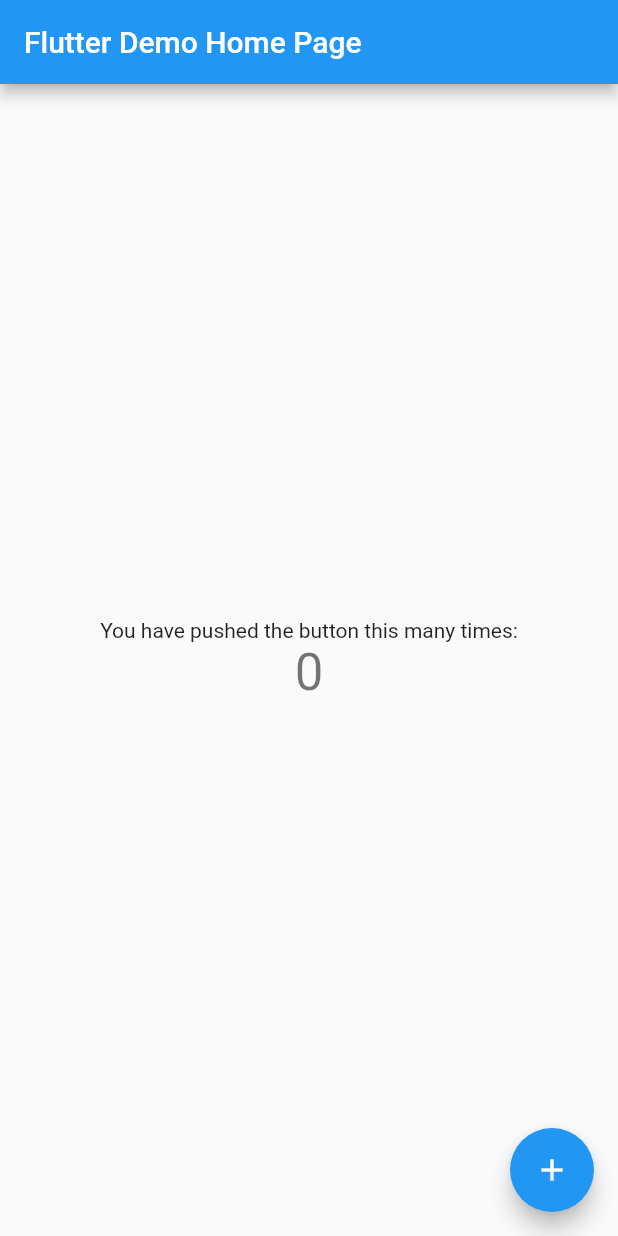
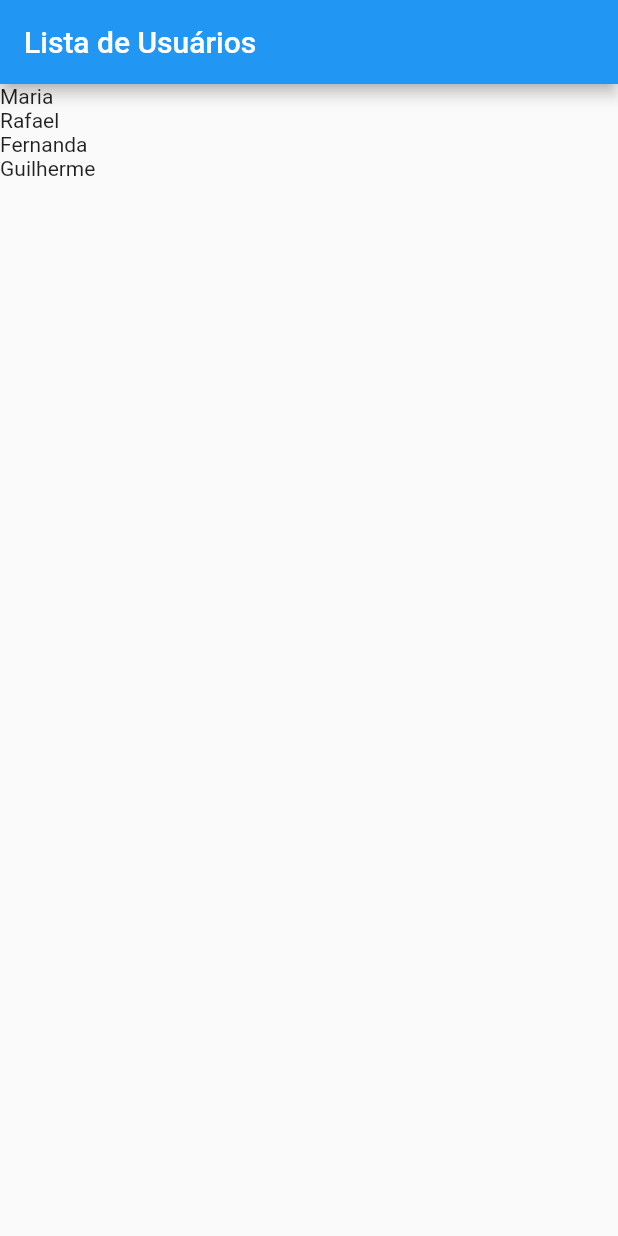
Before and after one commit to carlosviniamar/Aplicacao_Cadastro, a Flutter app: the screen it shows after launch, on a phone screen of 412 x 824 dp. Run offline on Flutter 3.47's test engine with Material 2 defaults, Android fonts, the phone set to English and light mode, and no system bars.

Commit message:
Versão 0.2
Lista de Users

```diff
--- /dev/null
+++ b/aplicacao_cadastro/lib/Models/user.dart
@@ -0,0 +1,15 @@
+import 'package:flutter/material.dart';
+
+class User {
+  final String id;
+  final String name;
+  final String email;
+  final String avatarUrl;
+
+  const User({
+    required this.id,
+    required this.name,
+    required this.email,
+    required this.avatarUrl,
+  });
+}
--- /dev/null
+++ b/aplicacao_cadastro/lib/data/dummy_users.dart
@@ -0,0 +1,32 @@
+import 'package:aplicacao_cadastro/Models/user.dart';
+
+const DUMMY_USERS = {
+  '1': const User(
+    id: '1',
+    name: 'Maria',
+    email: 'maria@alunos.com.br',
+    avatarUrl:
+        'https://cdn.pixabay.com/photo/2021/07/13/15/57/woman-6463925_960_720.jpg',
+  ),
+  '2': const User(
+    id: '2',
+    name: 'Rafael',
+    email: 'rafael@alunos.com.br',
+    avatarUrl:
+        'https://cdn.pixabay.com/photo/2017/01/31/21/23/avatar-2027366_960_720.png',
+  ),
+  '3': const User(
+    id: '3',
+    name: 'Fernanda',
+    email: 'fernanda@alunos.com.br',
+    avatarUrl:
+        'https://cdn.pixabay.com/photo/2021/08/14/07/21/child-6544738_960_720.png',
+  ),
+  '4': const User(
+    id: '4',
+    name: 'Guilherme',
+    email: 'guilherme@abcmail.com',
+    avatarUrl:
+        'https://cdn.pixabay.com/photo/2021/08/14/07/21/child-6544738_960_720.png',
+  ),
+};
--- a/aplicacao_cadastro/lib/main.dart
+++ b/aplicacao_cadastro/lib/main.dart
@@ -1,3 +1,4 @@
+import 'package:aplicacao_cadastro/views/user_list.dart';
 import 'package:flutter/material.dart';
 
 void main() {
@@ -11,103 +12,9 @@ class MyApp extends StatelessWidget {
     return MaterialApp(
       title: 'Flutter Demo',
       theme: ThemeData(
-        // This is the theme of your application.
-        //
-        // Try running your application with "flutter run". You'll see the
-        // application has a blue toolbar. Then, without quitting the app, try
-        // changing the primarySwatch below to Colors.green and then invoke
-        // "hot reload" (press "r" in the console where you ran "flutter run",
-        // or simply save your changes to "hot reload" in a Flutter IDE).
-        // Notice that the counter didn't reset back to zero; the application
-        // is not restarted.
         primarySwatch: Colors.blue,
       ),
-      home: MyHomePage(title: 'Flutter Demo Home Page'),
+      home: UserList(),
     );
   }
 }
-
-class MyHomePage extends StatefulWidget {
-  MyHomePage({Key? key, required this.title}) : super(key: key);
-
-  // This widget is the home page of your application. It is stateful, meaning
-  // that it has a State object (defined below) that contains fields that affect
-  // how it looks.
-
-  // This class is the configuration for the state. It holds the values (in this
-  // case the title) provided by the parent (in this case the App widget) and
-  // used by the build method of the State. Fields in a Widget subclass are
-  // always marked "final".
-
-  final String title;
-
-  @override
-  _MyHomePageState createState() => _MyHomePageState();
-}
-
-class _MyHomePageState extends State<MyHomePage> {
-  int _counter = 0;
-
-  void _incrementCounter() {
-    setState(() {
-      // This call to setState tells the Flutter framework that something has
-      // changed in this State, which causes it to rerun the build method below
-      // so that the display can reflect the updated values. If we changed
-      // _counter without calling setState(), then the build method would not be
-      // called again, and so nothing would appear to happen.
-      _counter++;
-    });
-  }
-
-  @override
-  Widget build(BuildContext context) {
-    // This method is rerun every time setState is called, for instance as done
-    // by the _incrementCounter method above.
-    //
-    // The Flutter framework has been optimized to make rerunning build methods
-    // fast, so that you can just rebuild anything that needs updating rather
-    // than having to individually change instances of widgets.
-    return Scaffold(
-      appBar: AppBar(
-        // Here we take the value from the MyHomePage object that was created by
-        // the App.build method, and use it to set our appbar title.
-        title: Text(widget.title),
-      ),
-      body: Center(
-        // Center is a layout widget. It takes a single child and positions it
-        // in the middle of the parent.
-        child: Column(
-          // Column is also a layout widget. It takes a list of children and
-          // arranges them vertically. By default, it sizes itself to fit its
-          // children horizontally, and tries to be as tall as its parent.
-          //
-          // Invoke "debug painting" (press "p" in the console, choose the
-          // "Toggle Debug Paint" action from the Flutter Inspector in Android
-          // Studio, or the "Toggle Debug Paint" command in Visual Studio Code)
-          // to see the wireframe for each widget.
-          //
-          // Column has various properties to control how it sizes itself and
-          // how it positions its children. Here we use mainAxisAlignment to
-          // center the children vertically; the main axis here is the vertical
-          // axis because Columns are vertical (the cross axis would be
-          // horizontal).
-          mainAxisAlignment: MainAxisAlignment.center,
-          children: <Widget>[
-            Text(
-              'You have pushed the button this many times:',
-            ),
-            Text(
-              '$_counter',
-              style: Theme.of(context).textTheme.headline4,
-            ),
-          ],
-        ),
-      ),
-      floatingActionButton: FloatingActionButton(
-        onPressed: _incrementCounter,
-        tooltip: 'Increment',
-        child: Icon(Icons.add),
-      ), // This trailing comma makes auto-formatting nicer for build methods.
-    );
-  }
-}
--- /dev/null
+++ b/aplicacao_cadastro/lib/views/user_list.dart
@@ -0,0 +1,17 @@
+import 'package:aplicacao_cadastro/data/dummy_users.dart';
+import 'package:flutter/material.dart';
+
+class UserList extends StatelessWidget {
+  @override
+  Widget build(BuildContext context) {
+    const users = {...DUMMY_USERS};
+    return Scaffold(
+      appBar: AppBar(
+        title: Text('Lista de Usuários'),
+      ),
+      body: ListView.builder(
+          itemCount: users.length,
+          itemBuilder: (ctx, i) => Text(users.values.elementAt(i).name)),
+    );
+  }
+}
```
